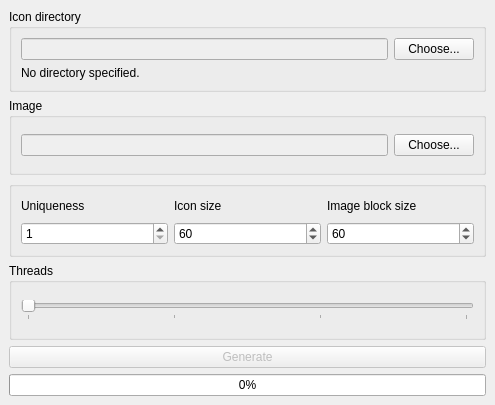
The window that ui/mainwindow.ui (YotsuyaNight/Mosaic-Generator) describes before a commit, drawn with Qt 5.
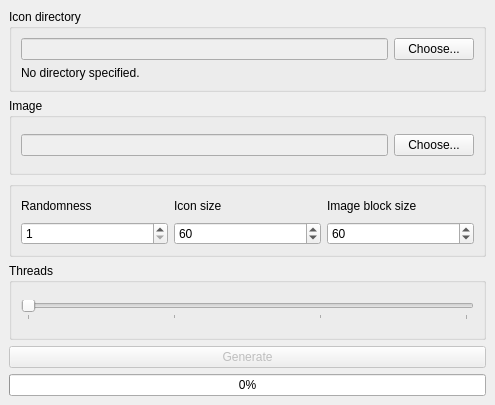
The same window after the commit.

Commit message: Added new setting 'Randomness'

Diff of the .ui file:
```diff
--- a/ui/mainwindow.ui
+++ b/ui/mainwindow.ui
@@ -77,7 +77,7 @@
        <item row="0" column="0">
         <widget class="QLabel" name="label_2">
          <property name="text">
-          <string>Uniqueness</string>
+          <string>Randomness</string>
          </property>
         </widget>
        </item>
```
Left out of the diff: 2 changed lines with no effect on the pictures. The commit also changes 6 other files.
